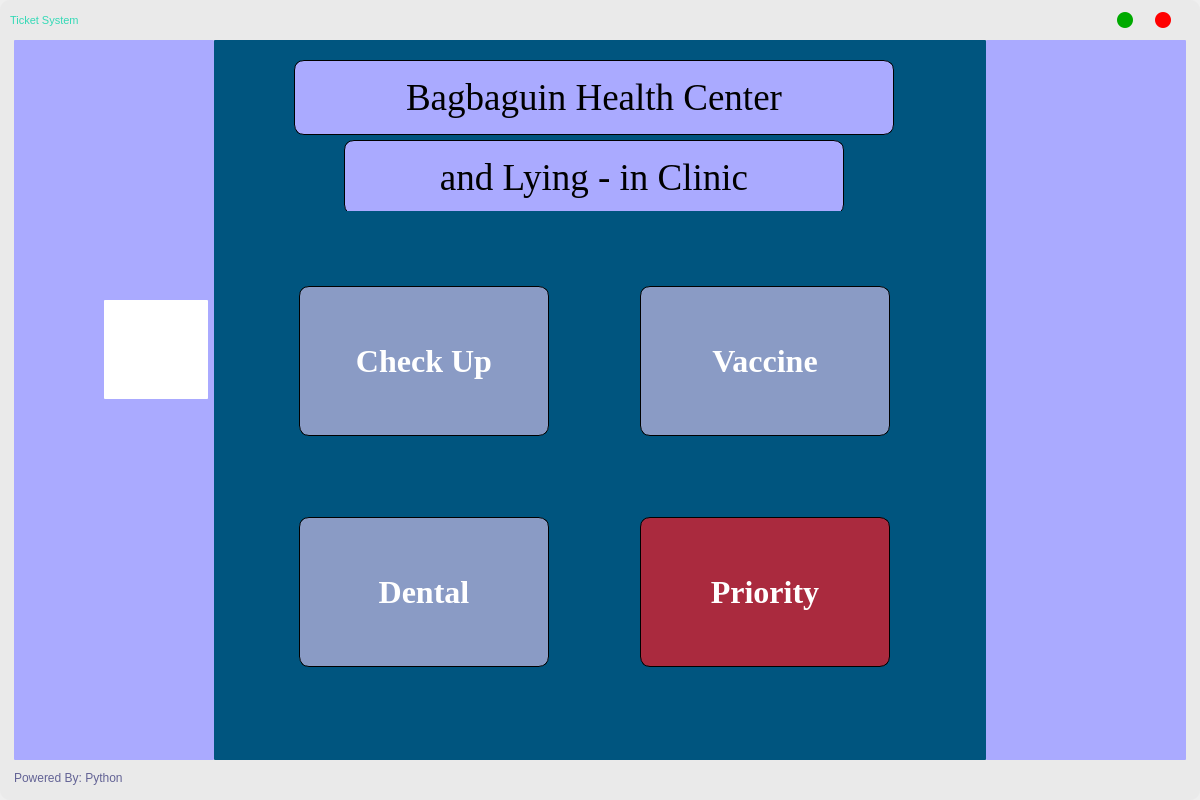
Above: ticket.ui from ornido77/Line-Queuing-and-Ticketing-System before the change. Below: the same form after it.
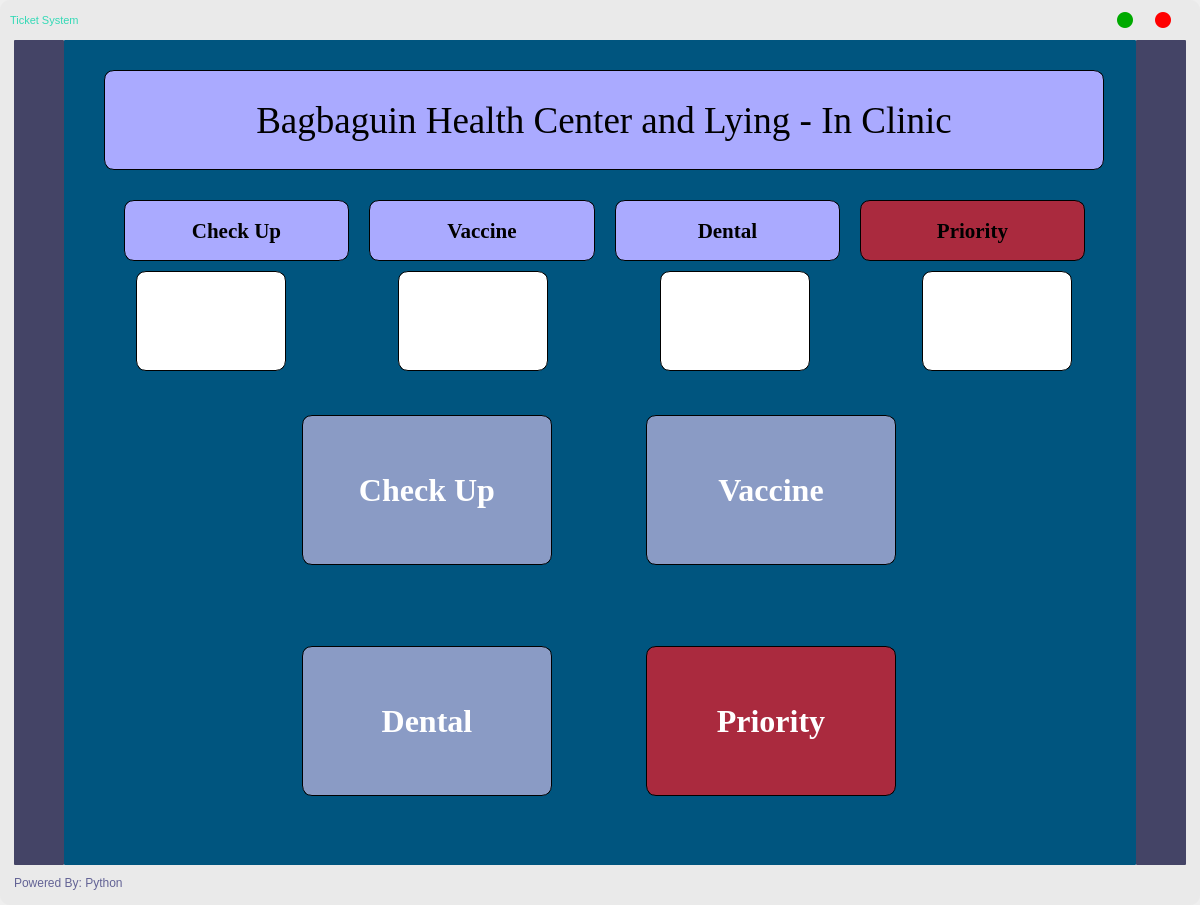
That is the form after the change.

What changed in the file:
```diff
--- a/ticket.ui
+++ b/ticket.ui
@@ -7,7 +7,7 @@
     <x>0</x>
     <y>0</y>
     <width>1200</width>
-    <height>800</height>
+    <height>905</height>
    </rect>
   </property>
   <property name="minimumSize">
@@ -19,7 +19,7 @@
   <property name="maximumSize">
    <size>
     <width>1200</width>
-    <height>800</height>
+    <height>1000</height>
    </size>
   </property>
   <property name="windowTitle">
@@ -295,12 +295,12 @@
            <widget class="QFrame" name="frame">
             <property name="maximumSize">
              <size>
-              <width>200</width>
+              <width>50</width>
               <height>16777215</height>
              </size>
             </property>
             <property name="styleSheet">
-             <string notr="true">background-color: rgb(170, 170, 255);</string>
+             <string notr="true">background-color: rgb(68, 68, 102);</string>
             </property>
             <property name="frameShape">
              <enum>QFrame::StyledPanel</enum>
@@ -308,19 +308,6 @@
             <property name="frameShadow">
              <enum>QFrame::Raised</enum>
             </property>
-            <widget class="QTextEdit" name="textEdit">
-             <property name="geometry">
-              <rect>
-               <x>90</x>
-               <y>260</y>
-               <width>104</width>
-               <height>99</height>
-              </rect>
-             </property>
-             <property name="styleSheet">
-              <string notr="true">background-color: rgb(255, 255, 255);</string>
-             </property>
-            </widget>
            </widget>
           </item>
           <item>
@@ -337,16 +324,16 @@
             <widget class="QLabel" name="label">
              <property name="geometry">
               <rect>
-               <x>80</x>
-               <y>20</y>
-               <width>600</width>
-               <height>75</height>
+               <x>40</x>
+               <y>30</y>
+               <width>1000</width>
+               <height>100</height>
               </rect>
              </property>
              <property name="minimumSize">
               <size>
-               <width>600</width>
-               <height>75</height>
+               <width>1000</width>
+               <height>100</height>
               </size>
              </property>
              <property name="maximumSize">
@@ -377,56 +364,7 @@
 mid-width: 10px;</string>
              </property>
              <property name="text">
-              <string>Bagbaguin Health Center</string>
-             </property>
-             <property name="alignment">
-              <set>Qt::AlignCenter</set>
-             </property>
-             <property name="wordWrap">
-              <bool>false</bool>
-             </property>
-            </widget>
-            <widget class="QLabel" name="label_2">
-             <property name="geometry">
-              <rect>
-               <x>130</x>
-               <y>100</y>
-               <width>500</width>
-               <height>75</height>
-              </rect>
-             </property>
-             <property name="minimumSize">
-              <size>
-               <width>500</width>
-               <height>75</height>
-              </size>
-             </property>
-             <property name="maximumSize">
-              <size>
-               <width>500</width>
-               <height>75</height>
-              </size>
-             </property>
-             <property name="font">
-              <font>
-               <family>Times New Roman</family>
-               <pointsize>28</pointsize>
-              </font>
-             </property>
-             <property name="toolTip">
-              <string>&lt;html&gt;&lt;head/&gt;&lt;body&gt;&lt;p&gt;Bagbaguin Health Center and Lying-In Clinic&lt;/p&gt;&lt;/body&gt;&lt;/html&gt;</string>
-             </property>
-             <property name="styleSheet">
-              <string notr="true">background-color: rgb(170, 170, 255);
-border-style: outset;
-border-width:1px;
-border-radius: 10px;
-border-color: black;
-padding: 6px;
-mid-width: 10px;</string>
-             </property>
-             <property name="text">
-              <string>and Lying - in Clinic</string>
+              <string>Bagbaguin Health Center and Lying - In Clinic</string>
              </property>
              <property name="alignment">
               <set>Qt::AlignCenter</set>
@@ -438,9 +376,9 @@
             <widget class="QWidget" name="layoutWidget">
              <property name="geometry">
               <rect>
-               <x>0</x>
-               <y>171</y>
-               <width>761</width>
+               <x>150</x>
+               <y>300</y>
+               <width>771</width>
                <height>531</height>
               </rect>
              </property>
@@ -631,18 +569,342 @@
               </item>
              </layout>
             </widget>
+            <widget class="QWidget" name="layoutWidget">
+             <property name="geometry">
+              <rect>
+               <x>60</x>
+               <y>160</y>
+               <width>961</width>
+               <height>61</height>
+              </rect>
+             </property>
+             <layout class="QHBoxLayout" name="horizontalLayout_4">
+              <property name="spacing">
+               <number>20</number>
+              </property>
+              <item>
+               <widget class="QLabel" name="label_2">
+                <property name="font">
+                 <font>
+                  <family>Times New Roman</family>
+                  <pointsize>16</pointsize>
+                  <weight>75</weight>
+                  <bold>true</bold>
+                 </font>
+                </property>
+                <property name="styleSheet">
+                 <string notr="true">background-color: rgb(170, 170, 255);
+border-style: outset;
+border-width:1px;
+border-radius: 10px;
+border-color: black;
+padding: 6px;
+mid-width: 10px;</string>
+                </property>
+                <property name="text">
+                 <string>Check Up</string>
+                </property>
+                <property name="alignment">
+                 <set>Qt::AlignCenter</set>
+                </property>
+               </widget>
+              </item>
+              <item>
+               <widget class="QLabel" name="label_3">
+                <property name="font">
+                 <font>
+                  <family>Times New Roman</family>
+                  <pointsize>16</pointsize>
+                  <weight>75</weight>
+                  <bold>true</bold>
+                 </font>
+                </property>
+                <property name="styleSheet">
+                 <string notr="true">background-color: rgb(170, 170, 255);
+border-style: outset;
+border-width:1px;
+border-radius: 10px;
+border-color: black;
+padding: 6px;
+mid-width: 10px;</string>
+                </property>
+                <property name="text">
+                 <string>Vaccine</string>
+                </property>
+                <property name="alignment">
+                 <set>Qt::AlignCenter</set>
+                </property>
+               </widget>
+              </item>
+              <item>
+               <widget class="QLabel" name="label_5">
+                <property name="font">
+                 <font>
+                  <family>Times New Roman</family>
+                  <pointsize>16</pointsize>
+                  <weight>75</weight>
+                  <bold>true</bold>
+                 </font>
+                </property>
+                <property name="styleSheet">
+                 <string notr="true">background-color: rgb(170, 170, 255);
+border-style: outset;
+border-width:1px;
+border-radius: 10px;
+border-color: black;
+padding: 6px;
+mid-width: 10px;</string>
+                </property>
+                <property name="text">
+                 <string>Dental</string>
+                </property>
+                <property name="alignment">
+                 <set>Qt::AlignCenter</set>
+                </property>
+               </widget>
+              </item>
+              <item>
+               <widget class="QLabel" name="label_4">
+                <property name="font">
+                 <font>
+                  <family>Times New Roman</family>
+                  <pointsize>16</pointsize>
+                  <weight>75</weight>
+                  <bold>true</bold>
+                 </font>
+                </property>
+                <property name="styleSheet">
+                 <string notr="true">background-color: rgb(170, 42, 62);
+border-style: outset;
+border-width:1px;
+border-radius: 10px;
+border-color: black;
+padding: 6px;
+mid-width: 10px;</string>
+                </property>
+                <property name="text">
+                 <string>Priority</string>
+                </property>
+                <property name="alignment">
+                 <set>Qt::AlignCenter</set>
+                </property>
+               </widget>
+              </item>
+             </layout>
+            </widget>
+            <widget class="QWidget" name="layoutWidget">
+             <property name="geometry">
+              <rect>
+               <x>60</x>
+               <y>230</y>
+               <width>961</width>
+               <height>102</height>
+              </rect>
+             </property>
+             <layout class="QHBoxLayout" name="horizontalLayout_3">
+              <property name="spacing">
+               <number>100</number>
+              </property>
+              <item>
+               <widget class="QTextEdit" name="cuTicket">
+                <property name="minimumSize">
+                 <size>
+                  <width>0</width>
+                  <height>0</height>
+                 </size>
+                </property>
+                <property name="maximumSize">
+                 <size>
+                  <width>150</width>
+                  <height>100</height>
+                 </size>
+                </property>
+                <property name="font">
+                 <font>
+                  <pointsize>28</pointsize>
+                  <weight>75</weight>
+                  <bold>true</bold>
+                 </font>
+                </property>
+                <property name="cursor" stdset="0">
+                 <cursorShape>ForbiddenCursor</cursorShape>
+                </property>
+                <property name="layoutDirection">
+                 <enum>Qt::RightToLeft</enum>
+                </property>
+                <property name="styleSheet">
+                 <string notr="true">background-color: rgb(255, 255, 255);
+color: green;
+border-style: outset;
+border-width:1px;
+border-radius: 10px;
+border-color: black;
+padding: 6px;
+mid-width: 10px;</string>
+                </property>
+                <property name="frameShadow">
+                 <enum>QFrame::Plain</enum>
+                </property>
+                <property name="verticalScrollBarPolicy">
+                 <enum>Qt::ScrollBarAlwaysOff</enum>
+                </property>
+                <property name="horizontalScrollBarPolicy">
+                 <enum>Qt::ScrollBarAlwaysOff</enum>
+                </property>
+                <property name="readOnly">
+                 <bool>true</bool>
+                </property>
+               </widget>
+              </item>
+              <item>
+               <widget class="QTextEdit" name="vcTicket">
+                <property name="maximumSize">
+                 <size>
+                  <width>150</width>
+                  <height>100</height>
+                 </size>
+                </property>
+                <property name="font">
+                 <font>
+                  <pointsize>28</pointsize>
+                  <weight>75</weight>
+                  <bold>true</bold>
+                 </font>
+                </property>
+                <property name="cursor" stdset="0">
+                 <cursorShape>ForbiddenCursor</cursorShape>
+                </property>
+                <property name="layoutDirection">
+                 <enum>Qt::RightToLeft</enum>
+                </property>
+                <property name="styleSheet">
+                 <string notr="true">background-color: rgb(255, 255, 255);
+color: green;
+border-style: outset;
+border-width:1px;
+border-radius: 10px;
+border-color: black;
+padding: 6px;
+mid-width: 10px;</string>
+                </property>
+                <property name="frameShadow">
+                 <enum>QFrame::Raised</enum>
+                </property>
+                <property name="verticalScrollBarPolicy">
+                 <enum>Qt::ScrollBarAlwaysOff</enum>
+                </property>
+                <property name="horizontalScrollBarPolicy">
+                 <enum>Qt::ScrollBarAlwaysOff</enum>
+                </property>
+                <property name="readOnly">
+                 <bool>true</bool>
+                </property>
+               </widget>
+              </item>
+              <item>
+               <widget class="QTextEdit" name="dtTicket">
+                <property name="maximumSize">
+                 <size>
+                  <width>150</width>
+                  <height>100</height>
+                 </size>
+                </property>
+                <property name="font">
+                 <font>
+                  <pointsize>28</pointsize>
+                  <weight>75</weight>
+                  <bold>true</bold>
+                 </font>
+                </property>
+                <property name="cursor" stdset="0">
+                 <cursorShape>ForbiddenCursor</cursorShape>
+                </property>
+                <property name="layoutDirection">
+                 <enum>Qt::RightToLeft</enum>
+                </property>
+                <property name="styleSheet">
+                 <string notr="true">background-color: rgb(255, 255, 255);
+color: green;
+border-style: outset;
+border-width:1px;
+border-radius: 10px;
+border-color: black;
+padding: 6px;
+mid-width: 10px;</string>
+                </property>
+                <property name="frameShadow">
+                 <enum>QFrame::Raised</enum>
+                </property>
+                <property name="verticalScrollBarPolicy">
+                 <enum>Qt::ScrollBarAlwaysOff</enum>
+                </property>
+                <property name="horizontalScrollBarPolicy">
+                 <enum>Qt::ScrollBarAlwaysOff</enum>
+                </property>
+                <property name="readOnly">
+                 <bool>true</bool>
+                </property>
+               </widget>
+              </item>
+              <item>
+               <widget class="QTextEdit" name="ptTicket">
+                <property name="maximumSize">
+                 <size>
+                  <width>150</width>
+                  <height>100</height>
+                 </size>
+                </property>
+                <property name="font">
+                 <font>
+                  <pointsize>28</pointsize>
+                  <weight>75</weight>
+                  <bold>true</bold>
+                 </font>
+                </property>
+                <property name="cursor" stdset="0">
+                 <cursorShape>ForbiddenCursor</cursorShape>
+                </property>
+                <property name="layoutDirection">
+                 <enum>Qt::RightToLeft</enum>
+                </property>
+                <property name="styleSheet">
+                 <string notr="true">background-color: rgb(255, 255, 255);
+color: red;
+border-style: outset;
+border-width:1px;
+border-radius: 10px;
+border-color: black;
+padding: 6px;
+mid-width: 10px;</string>
+                </property>
+                <property name="verticalScrollBarPolicy">
+                 <enum>Qt::ScrollBarAlwaysOff</enum>
+                </property>
+                <property name="horizontalScrollBarPolicy">
+                 <enum>Qt::ScrollBarAlwaysOff</enum>
+                </property>
+                <property name="sizeAdjustPolicy">
+                 <enum>QAbstractScrollArea::AdjustIgnored</enum>
+                </property>
+                <property name="readOnly">
+                 <bool>true</bool>
+                </property>
+               </widget>
+              </item>
+             </layout>
+            </widget>
            </widget>
           </item>
           <item>
            <widget class="QFrame" name="frame_3">
             <property name="maximumSize">
              <size>
-              <width>200</width>
+              <width>50</width>
               <height>16777215</height>
              </size>
             </property>
             <property name="styleSheet">
-             <string notr="true">background-color: rgb(170, 170, 255);</string>
+             <string notr="true">background-color: rgb(68, 68, 102);</string>
             </property>
             <property name="frameShape">
              <enum>QFrame::StyledPanel</enum>
```
